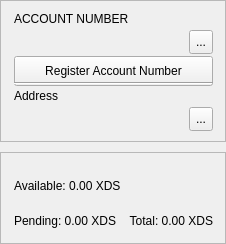
discretecoin/discrete-wallet, file src/gui/ui/accountframe.ui: the form before one commit.
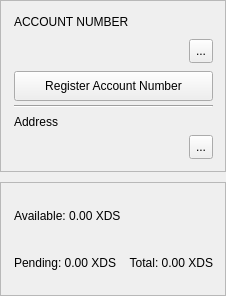
The form after the commit. Icons and pictures are not drawn.

Commit message: Give account/balance cards explicit heights so they stop overlapping

```diff
--- a/src/gui/ui/accountframe.ui
+++ b/src/gui/ui/accountframe.ui
@@ -16,6 +16,12 @@
     <verstretch>0</verstretch>
    </sizepolicy>
   </property>
+  <property name="minimumSize">
+   <size>
+    <width>0</width>
+    <height>296</height>
+   </size>
+  </property>
   <property name="windowTitle">
    <string>Frame</string>
   </property>
@@ -49,7 +55,7 @@
      <property name="minimumSize">
       <size>
        <width>0</width>
-       <height>142</height>
+       <height>172</height>
       </size>
      </property>
      <property name="frameShape">
@@ -238,7 +244,7 @@
      <property name="minimumSize">
       <size>
        <width>0</width>
-       <height>92</height>
+       <height>114</height>
       </size>
      </property>
      <property name="frameShape">
```
